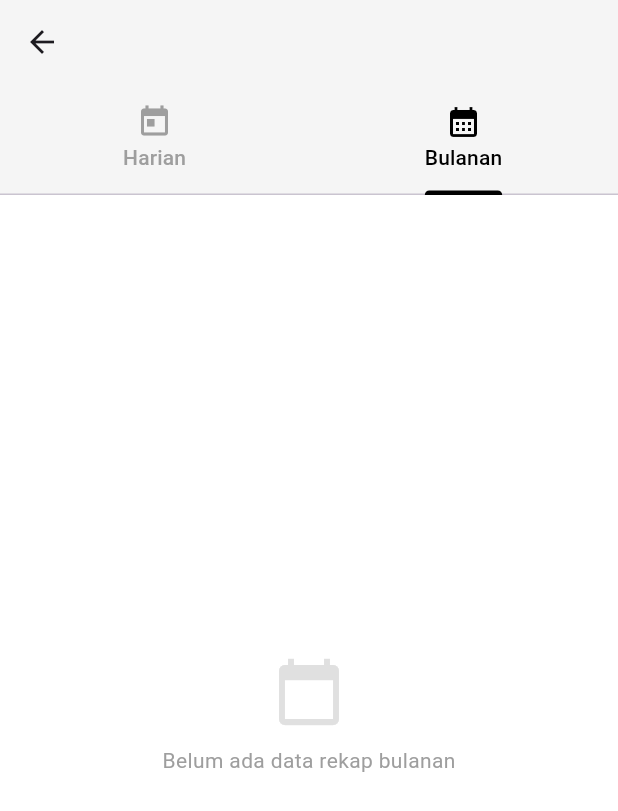
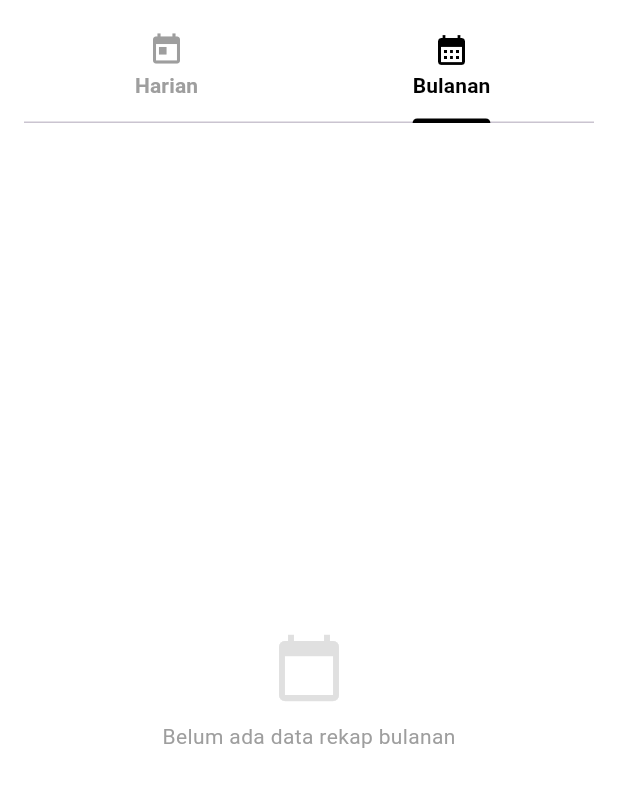
Before and after one commit to programmernusantara/bakid, a Flutter app: the AttendanceScreen screen opened directly, tab 2 chosen, on a phone screen of 412 x 824 dp. Shown: the top 811 px of the screen. Run offline on Flutter 3.47's test engine with Material 3 defaults, Android fonts, the light colour scheme and no system bars; our stand-ins replace cached_network_image, flutter_riverpod, flutter_svg, logger, lucide_icons, supabase_flutter; accounts and stored records are empty; network calls fail.

Commit message:
first commit

```diff
--- a/lib/features/absensi/attendance_screen.dart
+++ b/lib/features/absensi/attendance_screen.dart
@@ -9,58 +9,76 @@ class AttendanceScreen extends ConsumerStatefulWidget {
   ConsumerState<AttendanceScreen> createState() => _AttendanceScreenState();
 }
 
-class _AttendanceScreenState extends ConsumerState<AttendanceScreen> {
+class _AttendanceScreenState extends ConsumerState<AttendanceScreen>
+    with TickerProviderStateMixin {
+  late TabController _tabController;
+  final santriId = SupabaseService().currentUser?.id ?? '';
+
+  @override
+  void initState() {
+    super.initState();
+    _tabController = TabController(length: 2, vsync: this);
+  }
+
   @override
   Widget build(BuildContext context) {
-    final santriId = SupabaseService().currentUser?.id ?? '';
-
-    return DefaultTabController(
-      length: 2,
-      child: Scaffold(
+    return Scaffold(
       backgroundColor: Colors.white,
-        appBar: AppBar(
-          backgroundColor: Colors.grey[100],
-          elevation: 0,
-          centerTitle: true,
-          bottom: const TabBar(
+      body: SafeArea(
+        child: Column(
+          children: [
+            // Tab Navigation
+            Padding(
+              padding: const EdgeInsets.symmetric(horizontal: 16, vertical: 8),
+              child: TabBar(
+                controller: _tabController,
+                indicatorColor: Colors.black,
                 labelColor: Colors.black,
                 unselectedLabelColor: Colors.grey,
-            indicatorColor: Colors.black,
-            tabs: [
+                indicatorWeight: 2,
+                labelStyle: const TextStyle(fontWeight: FontWeight.bold),
+                tabs: const [
                   Tab(icon: Icon(Icons.today), text: 'Harian'),
                   Tab(icon: Icon(Icons.calendar_month), text: 'Bulanan'),
                 ],
               ),
             ),
-        body: Padding(
-          padding: const EdgeInsets.all(16.0),
+            const SizedBox(height: 8),
+            Expanded(
               child: TabBarView(
-            children: [
-              // Harian
-              FutureBuilder<List<Map<String, dynamic>>>(
+                controller: _tabController,
+                children: [_buildDailyAttendance(), _buildMonthlyAttendance()],
+              ),
+            ),
+          ],
+        ),
+      ),
+    );
+  }
+
+  Widget _buildDailyAttendance() {
+    return FutureBuilder<List<Map<String, dynamic>>>(
       future: SupabaseService().fetchDailyAttendance(santriId),
       builder: (context, snapshot) {
         if (snapshot.connectionState == ConnectionState.waiting) {
           return const Center(child: CircularProgressIndicator());
         }
         if (!snapshot.hasData || snapshot.data!.isEmpty) {
-                    return _buildEmptyState(
-                      icon: Icons.list_alt,
-                      message: 'Belum ada data absensi',
+          return _buildEmptyState(Icons.list_alt, 'Belum ada data absensi');
+        }
+        return ListView.separated(
+          padding: const EdgeInsets.symmetric(horizontal: 16, vertical: 8),
+          itemCount: snapshot.data!.length,
+          separatorBuilder: (_, __) => const SizedBox(height: 12),
+          itemBuilder:
+              (context, index) => _buildDailyCard(snapshot.data![index]),
+        );
+      },
     );
   }
-                  return ListView.separated(
-                    itemCount: snapshot.data!.length,
-                    separatorBuilder: (_, __) => const SizedBox(height: 12),
-                    itemBuilder: (context, index) {
-                      final absensi = snapshot.data![index];
-                      return _buildDailyCard(absensi);
-                    },
-                  );
-                },
-              ),
-              // Bulanan
-              FutureBuilder<List<Map<String, dynamic>>>(
+
+  Widget _buildMonthlyAttendance() {
+    return FutureBuilder<List<Map<String, dynamic>>>(
       future: SupabaseService().fetchMonthlyAttendance(santriId),
       builder: (context, snapshot) {
         if (snapshot.connectionState == ConnectionState.waiting) {
@@ -68,28 +86,22 @@ class _AttendanceScreenState extends ConsumerState<AttendanceScreen> {
         }
         if (!snapshot.hasData || snapshot.data!.isEmpty) {
           return _buildEmptyState(
-                      icon: Icons.calendar_today,
-                      message: 'Belum ada data rekap bulanan',
+            Icons.calendar_today,
+            'Belum ada data rekap bulanan',
           );
         }
         return ListView.separated(
+          padding: const EdgeInsets.symmetric(horizontal: 16, vertical: 8),
           itemCount: snapshot.data!.length,
           separatorBuilder: (_, __) => const SizedBox(height: 12),
-                    itemBuilder: (context, index) {
-                      final rekap = snapshot.data![index];
-                      return _buildMonthlyCard(rekap);
-                    },
+          itemBuilder:
+              (context, index) => _buildMonthlyCard(snapshot.data![index]),
         );
       },
-              ),
-            ],
-          ),
-        ),
-      ),
     );
   }
 
-  Widget _buildEmptyState({required IconData icon, required String message}) {
+  Widget _buildEmptyState(IconData icon, String message) {
     return Center(
       child: Column(
         mainAxisAlignment: MainAxisAlignment.center,
@@ -133,8 +145,7 @@ class _AttendanceScreenState extends ConsumerState<AttendanceScreen> {
                   'Status: ${_capitalize(data['status'])}',
                   style: TextStyle(color: _getStatusColor(data['status'])),
                 ),
-                if (data['keterangan'] != null &&
-                    data['keterangan'].toString().isNotEmpty)
+                if ((data['keterangan'] ?? '').toString().isNotEmpty)
                   Padding(
                     padding: const EdgeInsets.only(top: 4),
                     child: Text(
@@ -173,7 +184,7 @@ class _AttendanceScreenState extends ConsumerState<AttendanceScreen> {
           ),
           const SizedBox(height: 8),
           Row(
-            mainAxisAlignment: MainAxisAlignment.spaceBetween,
+            mainAxisAlignment: MainAxisAlignment.spaceAround,
             children: [
               _buildIndicator('Hadir', data['total_hadir'], Colors.green),
               _buildIndicator('Izin', data['total_izin'], Colors.orange),
@@ -193,11 +204,7 @@ class _AttendanceScreenState extends ConsumerState<AttendanceScreen> {
   Widget _buildIndicator(String label, int count, Color color) {
     return Column(
       children: [
-        Container(
-          width: 10,
-          height: 10,
-          decoration: BoxDecoration(color: color, shape: BoxShape.circle),
-        ),
+        Icon(Icons.circle, size: 12, color: color),
         const SizedBox(height: 4),
         Text('$count', style: const TextStyle(fontWeight: FontWeight.bold)),
         Text(label, style: const TextStyle(fontSize: 10, color: Colors.grey)),
@@ -208,11 +215,11 @@ class _AttendanceScreenState extends ConsumerState<AttendanceScreen> {
   Icon _getStatusIcon(String status) {
     switch (status) {
       case 'hadir':
-        return const Icon(Icons.check, color: Colors.green, size: 20);
+        return const Icon(Icons.check_circle, color: Colors.green, size: 20);
       case 'izin':
-        return const Icon(Icons.info, color: Colors.orange, size: 20);
+        return const Icon(Icons.info_outline, color: Colors.orange, size: 20);
       case 'alpa':
-        return const Icon(Icons.close, color: Colors.red, size: 20);
+        return const Icon(Icons.cancel, color: Colors.red, size: 20);
       default:
         return const Icon(Icons.help_outline, color: Colors.grey, size: 20);
     }
```
Also changed, not shown: assets/icon/bakid.png, assets/images/logo.png, 27 other files. Lines whose indentation alone changed are shown as unchanged.
